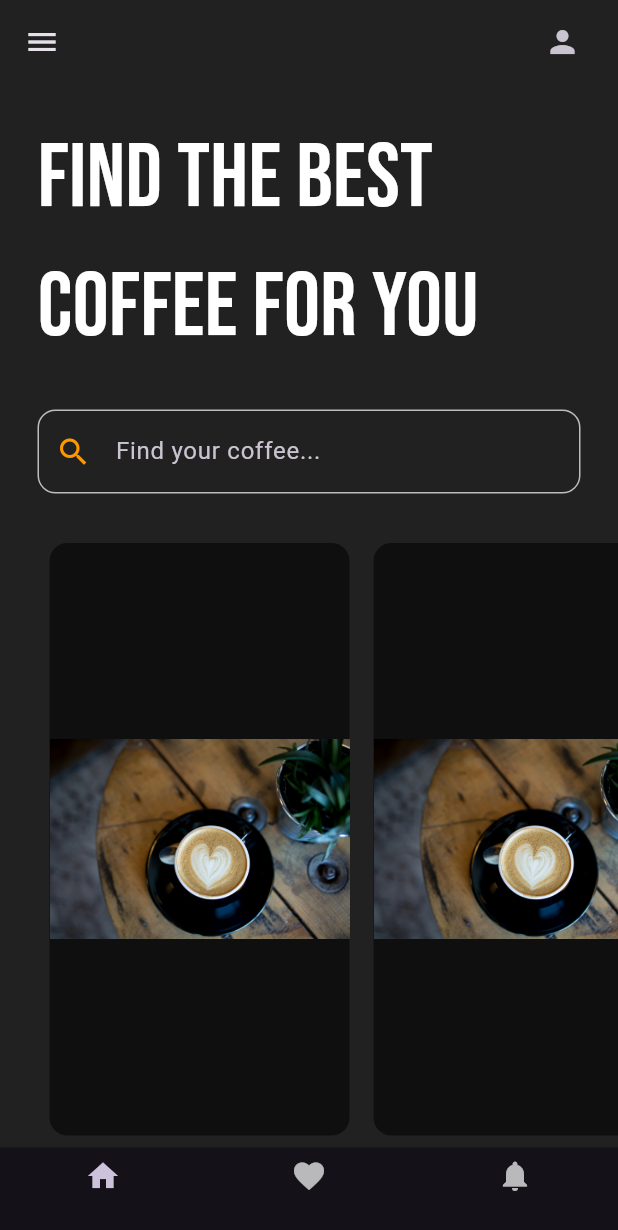
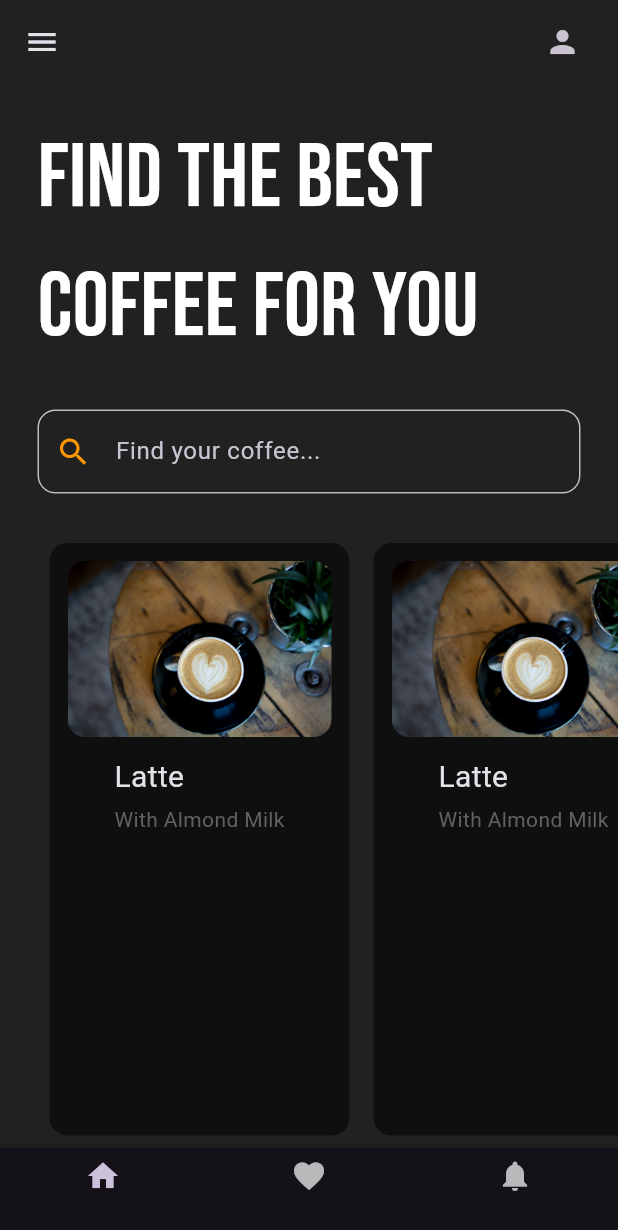
Before and after one commit to kalejaiyeoluwadara/coffee-UI, a Flutter app: the screen it shows after launch, on a phone screen of 412 x 824 dp. Shown: the top 1230 px of the screen. Run offline on Flutter 3.47's test engine with Material 3 defaults, Android fonts, the phone set to English and light mode, and no system bars; our stand-ins replace google_fonts.

Commit message:
working on coffee tile

```diff
--- a/lib/utilities/coffee_tile.dart
+++ b/lib/utilities/coffee_tile.dart
@@ -8,10 +8,37 @@ class CoffeeTile extends StatelessWidget {
     return (Padding(
       padding: const EdgeInsets.all(8.0),
       child: Container(
+        padding: const EdgeInsets.all(12),
         width: 200,
         decoration: BoxDecoration(
             color: Colors.black54, borderRadius: BorderRadius.circular(12)),
-        child: Image.asset('assets/images/image1.jpg'),
+        child: Column(children: [
+          ClipRRect(
+            borderRadius: BorderRadius.circular(12),
+            child: Image.asset('assets/images/image1.jpg'),
+          ),
+          Padding(
+            padding: const EdgeInsets.symmetric(
+              vertical: 12.0,
+            ),
+            child: Column(
+              crossAxisAlignment: CrossAxisAlignment.start,
+              children: [
+                const Text(
+                  'Latte',
+                  style: TextStyle(fontSize: 20),
+                ),
+                const SizedBox(
+                  height: 4,
+                ),
+                Text(
+                  'With Almond Milk',
+                  style: TextStyle(color: Colors.grey[700]),
+                )
+              ],
+            ),
+          )
+        ]),
       ),
     ));
   }
```
